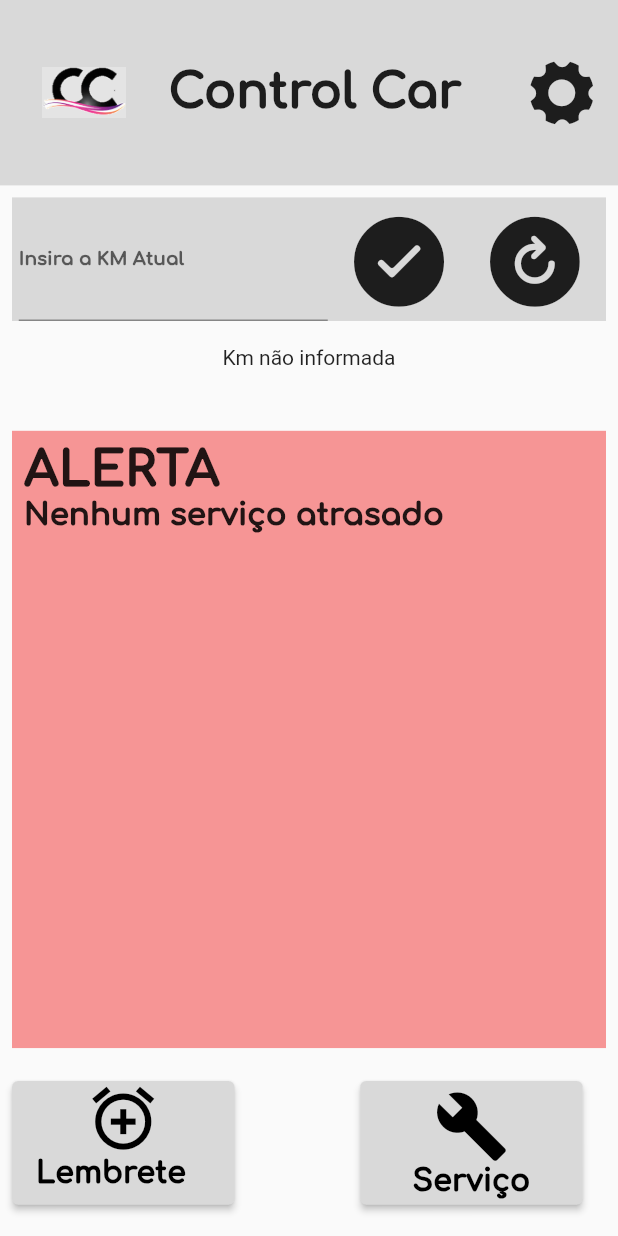
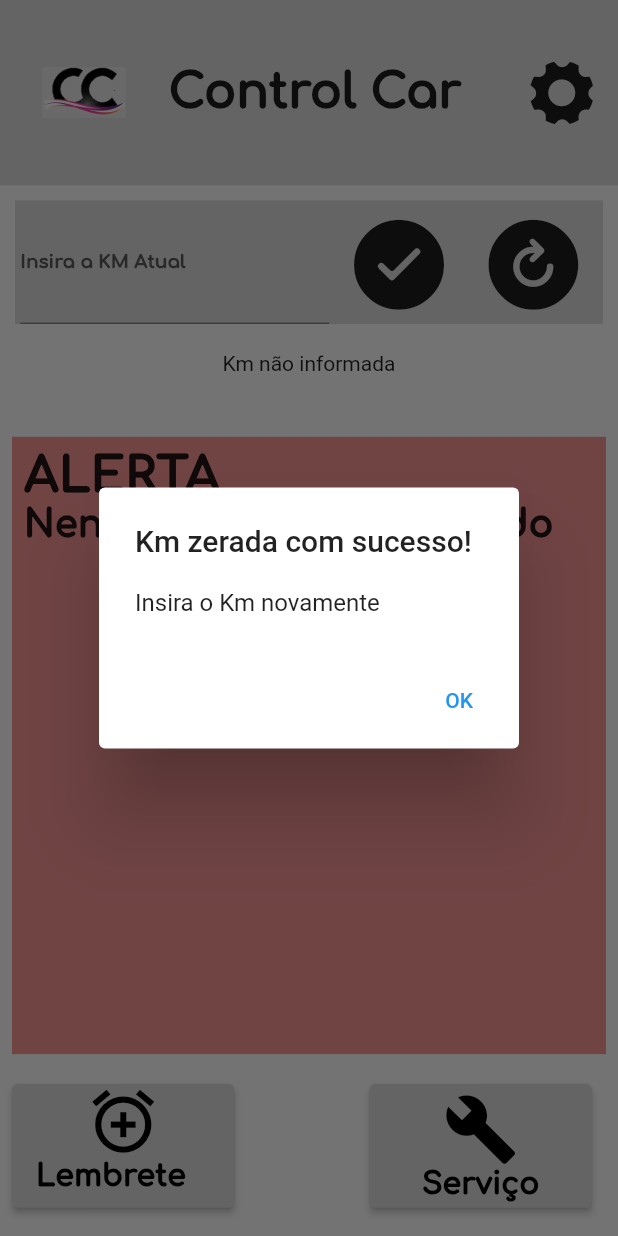
Before and after one commit to rogerfrancisco/flutter_pds, a Flutter app: the PrincipalPage screen opened directly with empty values, after a tap on an icon or button, on a phone screen of 412 x 824 dp. Run offline on Flutter 3.47's test engine with Material 2 defaults, Android fonts, the phone set to English and light mode, and no system bars; our stand-ins replace cloud_firestore, email_validator, firebase_auth, firebase_core, flutter_local_notifications, flutter_mobx and 6 more; missing offline and left inert: dart:ffi; accounts and stored records are empty; generated files the repository leaves out were written again; network calls fail.

Commit message:
agora sim  pds

```diff
--- a/lib/Pages/principal_page.dart
+++ b/lib/Pages/principal_page.dart
@@ -37,6 +37,7 @@ class _PrincipalPage extends State<PrincipalPage> {
   User? user = FirebaseAuth.instance.currentUser;
 
   final TextEditingController _controllerKm = TextEditingController();
+  final now = DateTime.now();
 
   @override
   Widget build(BuildContext context) {
@@ -99,7 +100,7 @@ class _PrincipalPage extends State<PrincipalPage> {
                 Column(
                   children: [
                     Padding(
-                      padding: const EdgeInsets.all(8.0),
+                      padding: const EdgeInsets.all(10.0),
                       child: Container(
                           alignment: Alignment.center,
                           height: MediaQuery.of(context).size.height * 0.10,
@@ -161,30 +162,8 @@ class _PrincipalPage extends State<PrincipalPage> {
                                       .checkmark_alt_circle_fill)),
                               IconButton(
                                   iconSize: 70,
-                                  onPressed: () async {
-                                    bool value = await kmService.updateKm(
-                                        KmModel(km: 0),
-                                        user!.uid,
-                                        widget.placa);
-                                    if (value) {
-                                      // ignore: use_build_context_synchronously
-                                      ScaffoldMessenger.of(context)
-                                          // ignore: prefer_const_constructors
-                                          .showSnackBar(SnackBar(
-                                        content: const Text(
-                                            'Km zerada com sucesso!'),
-                                        backgroundColor: ThemeApp.black,
-                                      ));
-                                    } else {
-                                      // ignore: use_build_context_synchronously
-                                      ScaffoldMessenger.of(context)
-                                          // ignore: prefer_const_constructors
-                                          .showSnackBar(SnackBar(
-                                        content:
-                                            const Text('Erro ao zerar Km!'),
-                                        backgroundColor: ThemeApp.black,
-                                      ));
-                                    }
+                                  onPressed: () {
+                                    showAlertkm(context);
                                   },
                                   // ignore: prefer_const_constructors
                                   icon: Icon(CupertinoIcons
@@ -253,7 +232,7 @@ class _PrincipalPage extends State<PrincipalPage> {
                                   children: [
                                     Text('ALERTA', style: getStyle1()),
                                     snapshot.data != null &&
-                                            snapshot.data!.servicos.length > 0
+                                            snapshot.data!.servicos.isNotEmpty
                                         ? ListView.builder(
                                             shrinkWrap: true,
                                             itemCount:
@@ -276,21 +255,21 @@ class _PrincipalPage extends State<PrincipalPage> {
                                                 title: Column(
                                                   children: [
                                                     Text(
-                                                      '${doc.servico} ${formatarData(doc.data)}',
+                                                      'Serviço:${doc.servico}',
                                                       style: getStyle(),
                                                     ),
                                                     Text(
                                                       doc.data.isBefore(
                                                               DateTime.now())
-                                                          ? 'Vencido'
-                                                          : 'Vence em ${doc.data.difference(DateTime.now()).inDays} dias',
-                                                      style: getStyle(),
+                                                          ? 'Data atrasada,troca urgente!'
+                                                          : 'Vence em ${doc.data.difference(DateTime.now()).inDays + 1} dia',
+                                                      style: getStyle2(),
                                                     ),
                                                     Text(
                                                       int.parse(doc.trocaKm) >=
                                                               store.km
-                                                          ? 'Faltam ${int.parse(doc.trocaKm) - store.km} KM para o próximo serviço'
-                                                          : 'Serviço atrasado',
+                                                          ? 'Faltam ${int.parse(doc.trocaKm) - store.km} KM para a troca'
+                                                          : 'Km ultrapassado,troca urgente!',
                                                       style: getStyle2(),
                                                     )
                                                   ],
@@ -299,7 +278,7 @@ class _PrincipalPage extends State<PrincipalPage> {
                                             },
                                           )
                                         : Text(
-                                            'Nenhum serviço atrasado',
+                                            'Nenhum serviço informado',
                                             style: getStyle(),
                                           ),
                                   ],
@@ -359,12 +338,11 @@ class _PrincipalPage extends State<PrincipalPage> {
                       ),
                     ),
                     SizedBox(
-                      width: MediaQuery.of(context).size.width * 0.15,
+                      width: MediaQuery.of(context).size.width * 0.17,
                     ),
                     SizedBox(
                       child: Padding(
-                        padding: const EdgeInsets.all(14.0),
-                        child: Container(
+                        padding: const EdgeInsets.all(12.0),
                         child: SizedBox(
                           width: MediaQuery.of(context).size.width * 0.36,
                           height: MediaQuery.of(context).size.height * 0.10,
@@ -398,7 +376,6 @@ class _PrincipalPage extends State<PrincipalPage> {
                                   'Serviço',
                                 ),
                               ],
-                              ),
                             ),
                           ),
                         ),
@@ -438,9 +415,37 @@ class _PrincipalPage extends State<PrincipalPage> {
     }
   }
 
+  showAlertkm(BuildContext context) {
+    // configura o button
+    Widget okButton = TextButton(
+      child: Text("OK"),
+      onPressed: () async {
+        bool value =
+            await kmService.updateKm(KmModel(km: 0), user!.uid, widget.placa);
+
+        Navigator.of(context).pop();
+      },
+    );
+    // configura o  AlertDialog
+    AlertDialog alerta = AlertDialog(
+      title: Text("Km zerada com sucesso!"),
+      content: Text("Insira o Km novamente"),
+      actions: [
+        okButton,
+      ],
+    );
+    // exibe o dialog
+    showDialog(
+      context: context,
+      builder: (BuildContext context) {
+        return alerta;
+      },
+    );
+  }
+
   TextStyle getStyle() {
     return GoogleFonts.comfortaa(
-      fontSize: MediaQuery.of(context).size.width * 0.05,
+      fontSize: MediaQuery.of(context).size.width * 0.06,
       fontWeight: FontWeight.w900,
     );
   }
@@ -454,7 +459,7 @@ class _PrincipalPage extends State<PrincipalPage> {
 
   TextStyle getStyle2() {
     return GoogleFonts.comfortaa(
-      fontSize: MediaQuery.of(context).size.width * 0.04,
+      fontSize: MediaQuery.of(context).size.width * 0.05,
       fontWeight: FontWeight.w900,
     );
   }
--- a/lib/main.dart
+++ b/lib/main.dart
@@ -16,7 +16,8 @@ final navigatorKey = GlobalKey<NavigatorState>();
 
 class MyApp extends StatelessWidget {
   User? user = FirebaseAuth.instance.currentUser;
-  static final String title = 'Firebase Auth';
+
+  static const String title = 'Firebase Auth';
 
   // This widget is the root of your application.
   @override
@@ -33,7 +34,7 @@ class MyApp extends StatelessWidget {
           GlobalWidgetsLocalizations.delegate,
           GlobalCupertinoLocalizations.delegate,
         ],
-        home: user != null ? LoginPage() : InicialPage(),
+        home: user != null ? CarroPage() : InicialPage(),
         debugShowCheckedModeBanner: false,
       );
 }
```
Also changed, not shown: lib/Pages/lembrete_page.dart (+9 -1 lines), lib/Pages/login_page.dart (+15 -11 lines), lib/Pages/relatorio_page.dart (+9 -1 lines), lib/Pages/renomearsenha_page.dart (+30 -6 lines), lib/Pages/servico_page.dart (+8 -6 lines). Lines whose indentation alone changed are shown as unchanged.
